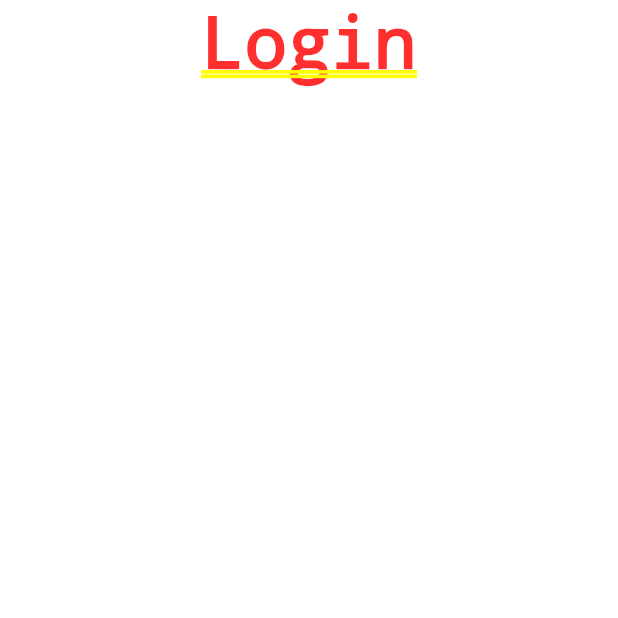
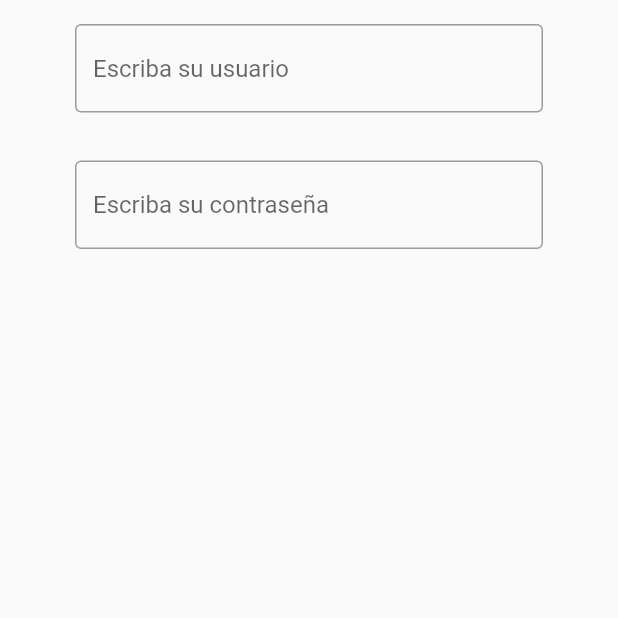
Before and after one commit to marcomar31/martinezmarco_actividades, a Flutter app: the screen it shows after launch, on a phone screen of 412 x 824 dp, the top half of it. Run offline on Flutter 3.47's test engine with Material 2 defaults, Android fonts, the phone set to English and light mode, and no system bars; our stand-ins replace firebase_core; accounts and stored records are empty; generated files the repository leaves out were written again.

Commit message:
Commit 3: Añadidos "InputTexts" a LoginView.dart

```diff
--- a/lib/OnBoarding/LoginView.dart
+++ b/lib/OnBoarding/LoginView.dart
@@ -10,10 +10,31 @@ class LoginView extends StatelessWidget {
     _context = context;
 
     Column column = new Column(children: [
-      Text("Login")
+      //USUARIO
+      Padding(padding: EdgeInsets.symmetric(horizontal: 50, vertical: 16),
+        child: TextField(
+          decoration: InputDecoration(
+            border: OutlineInputBorder(),
+            hintText: 'Escriba su usuario',
+          ),
+        ),
+      ),
+
+      //CONTRASEÑA
+      Padding(padding: EdgeInsets.symmetric(horizontal: 50, vertical: 16),
+        child: TextField(
+          decoration: InputDecoration(
+            border: OutlineInputBorder(),
+            hintText: 'Escriba su contraseña',
+          ),
+          obscureText: true,
+        ),
+      )
     ],);
 
-    return column;
+    Scaffold scaffold = Scaffold(body: column,);
+
+    return scaffold;
   }
 
 }
```
